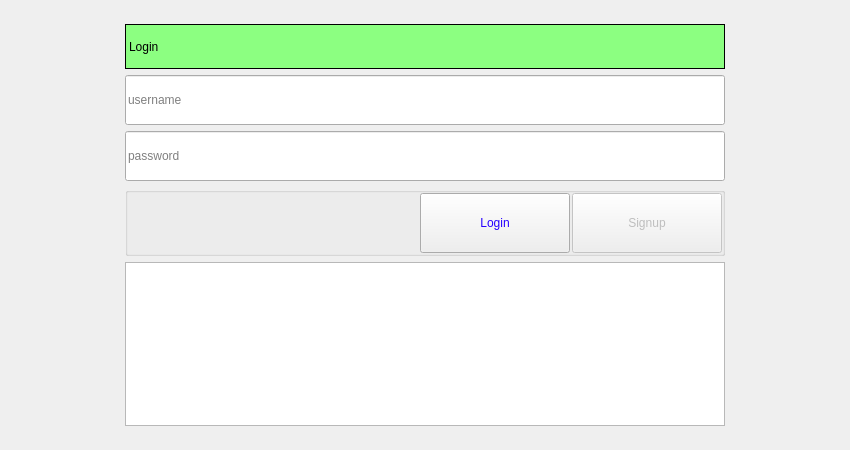
futuregainz/iPlayMovie, file handleloging.ui: the form before one commit.
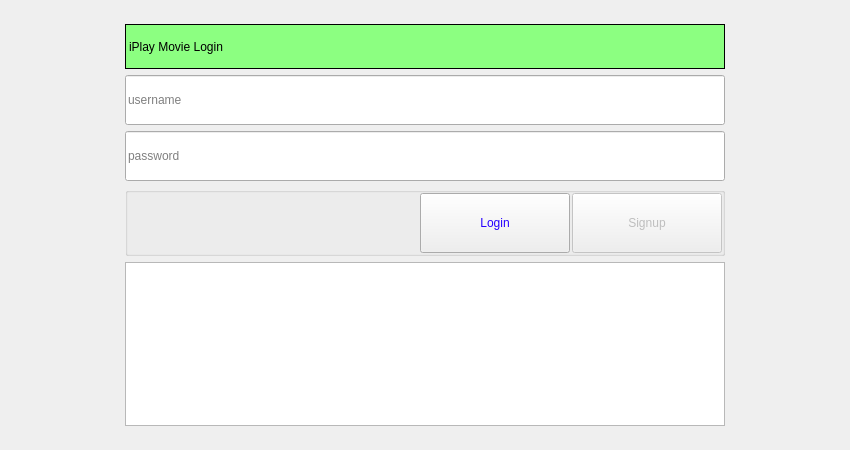
The form after the commit.

The edit to the form file:
```diff
--- a/handleloging.ui
+++ b/handleloging.ui
@@ -87,7 +87,7 @@
         <enum>QFrame::Box</enum>
        </property>
        <property name="text">
-        <string>Login</string>
+        <string>iPlay Movie Login</string>
        </property>
       </widget>
      </item>
```
